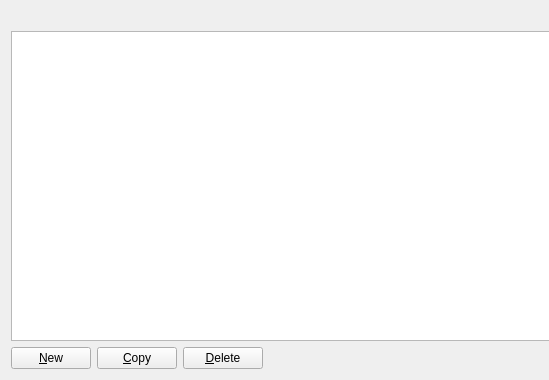
Above: src/qt/forms/zaddressbookpage.ui from PirateNetwork/pirate before the change; both pictures show x 0 to 549 and y 0 to 380 of the 800 by 380 pixel window. Below: the same form after it.
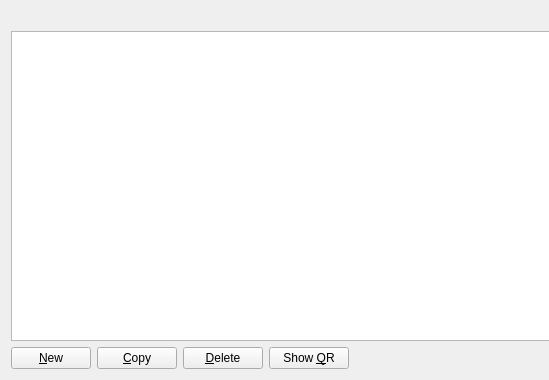
That is the form after the change. Icons and pictures are not drawn.

Patch:
```diff
--- a/src/qt/forms/zaddressbookpage.ui
+++ b/src/qt/forms/zaddressbookpage.ui
@@ -139,6 +139,19 @@
        </property>
       </widget>
      </item>
+     <item>
+      <widget class="QPushButton" name="showQR">
+       <property name="toolTip">
+        <string>Show a QR code for the currently selected address</string>
+       </property>
+       <property name="text">
+        <string>Show &amp;QR</string>
+       </property>
+       <property name="autoDefault">
+        <bool>false</bool>
+       </property>
+      </widget>
+     </item>
      <item>
       <spacer name="horizontalSpacer">
        <property name="orientation">
```
